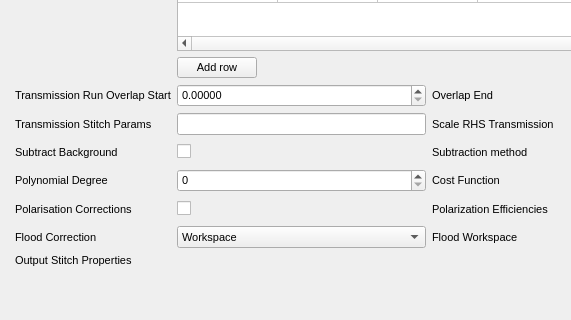
First picture: the form in qt/scientific_interfaces/ISISReflectometry/GUI/Experiment/ExperimentWidget.ui, repository mantidproject/mantid, before the edit; both pictures show x 0 to 571 and y 204 to 524 of the 952 by 524 pixel window.
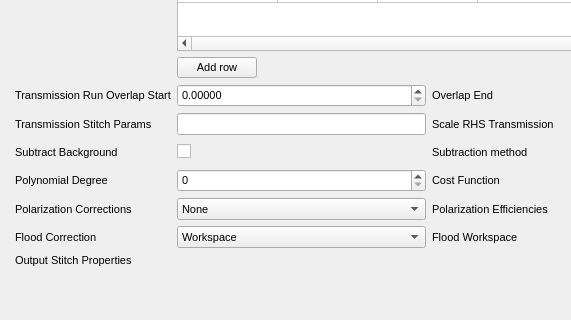
Second picture: the form after the edit. Custom widgets are drawn as their Qt base class.

What changed in the file:
```diff
--- a/qt/scientific_interfaces/ISISReflectometry/GUI/Experiment/ExperimentWidget.ui
+++ b/qt/scientific_interfaces/ISISReflectometry/GUI/Experiment/ExperimentWidget.ui
@@ -163,13 +163,6 @@
        </item>
       </widget>
      </item>
-     <item row="12" column="1">
-      <widget class="QCheckBox" name="polCorrCheckBox">
-       <property name="text">
-        <string/>
-       </property>
-      </widget>
-     </item>
      <item row="11" column="1">
       <widget class="QSpinBox" name="polynomialDegreeSpinBox"/>
      </item>
@@ -189,7 +182,7 @@
         </size>
        </property>
        <property name="text">
-        <string>Polarisation Corrections</string>
+        <string>Polarization Corrections</string>
        </property>
       </widget>
      </item>
@@ -683,6 +676,25 @@
        </property>
       </widget>
      </item>
+     <item row="12" column="1">
+      <widget class="QComboBox" name="polCorrComboBox">
+       <item>
+        <property name="text">
+         <string>None</string>
+        </property>
+       </item>
+       <item>
+        <property name="text">
+         <string>Workspace</string>
+        </property>
+       </item>
+       <item>
+        <property name="text">
+         <string>FilePath</string>
+        </property>
+       </item>
+      </widget>
+     </item>
     </layout>
    </item>
   </layout>
```
Left out of the diff: 2 changed lines with no effect on the pictures.
